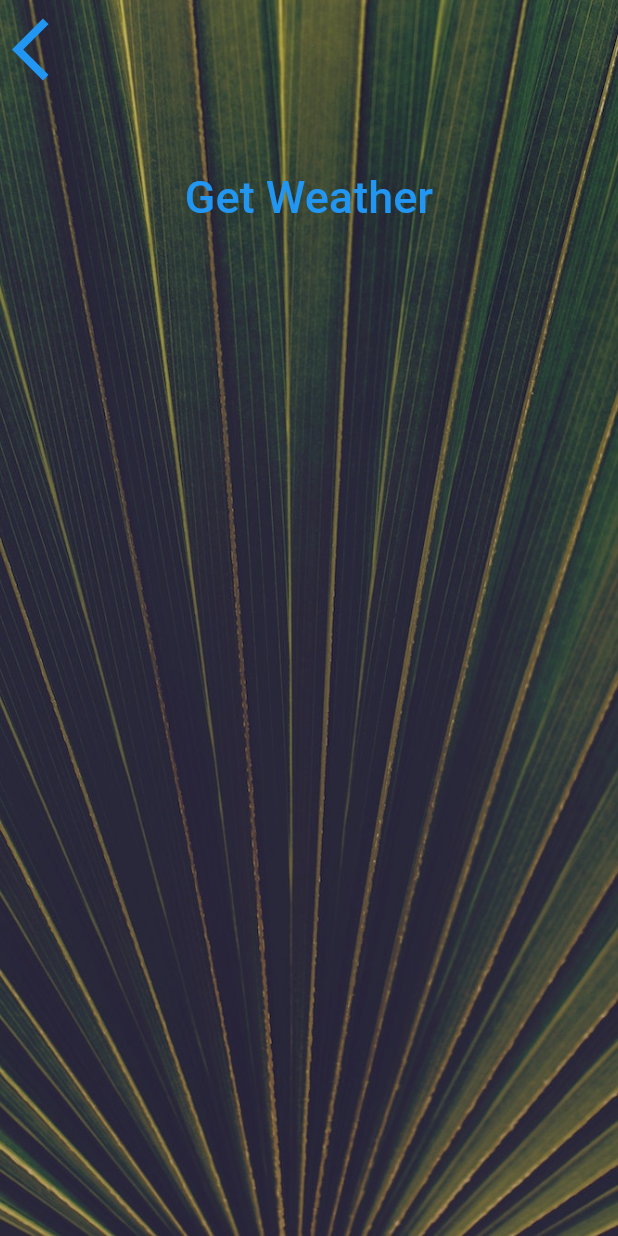
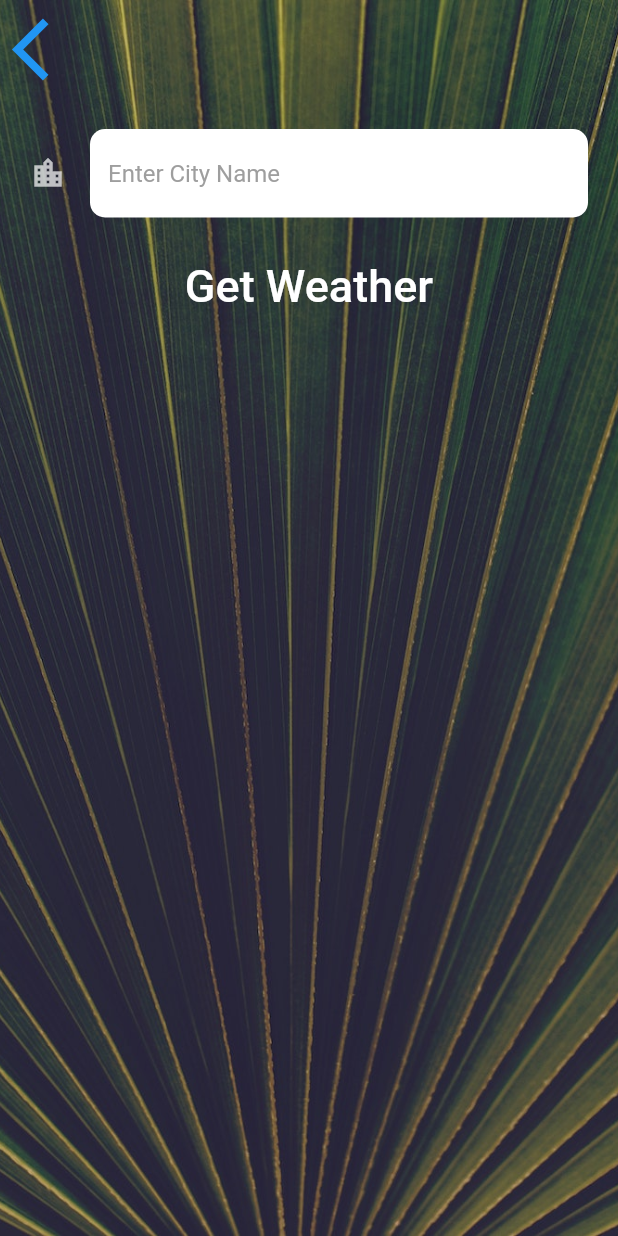
Before and after one commit to Dagmawi-Y/clima_flutter-weather-app, a Flutter app: the CityScreen screen opened directly, on a phone screen of 412 x 824 dp. Run offline on Flutter 3.47's test engine with Material 2 defaults, Android fonts, the phone set to English and light mode, and no system bars; our stand-ins replace flutter_spinkit, geolocator; Roboto replaces fonts that are missing (Spartan MB).

Commit message:
A text field added in the city screen for manual search

```diff
--- a/lib/screens/city_screen.dart
+++ b/lib/screens/city_screen.dart
@@ -24,7 +24,9 @@ class _CityScreenState extends State<CityScreen> {
               Align(
                 alignment: Alignment.topLeft,
                 child: TextButton(
-                  onPressed: () {},
+                  onPressed: () {
+                    Navigator.pop(context);
+                  },
                   child: Icon(
                     Icons.arrow_back_ios,
                     size: 50.0,
@@ -33,7 +35,15 @@ class _CityScreenState extends State<CityScreen> {
               ),
               Container(
                 padding: EdgeInsets.all(20.0),
-                child: null,
+                child: TextField(
+                  style: TextStyle(
+                    color: Colors.black,
+                  ),
+                  decoration: kTextFieldInputDecoration,
+                  onChanged: (value) {
+                    print(value);
+                  },
+                ),
               ),
               TextButton(
                 onPressed: () {},
--- a/lib/utilities/constants.dart
+++ b/lib/utilities/constants.dart
@@ -13,8 +13,23 @@ const kMessageTextStyle = TextStyle(
 const kButtonTextStyle = TextStyle(
   fontSize: 30.0,
   fontFamily: 'Spartan MB',
+  color: Colors.white,
 );
 
 const kConditionTextStyle = TextStyle(
   fontSize: 100.0,
 );
+
+const kTextFieldInputDecoration = InputDecoration(
+  filled: true,
+  fillColor: Colors.white,
+  icon: Icon(Icons.location_city_outlined),
+  hintText: 'Enter City Name',
+  hintStyle: TextStyle(color: Colors.grey),
+  border: OutlineInputBorder(
+    borderRadius: BorderRadius.all(
+      Radius.circular(10),
+    ),
+    borderSide: BorderSide.none,
+  ),
+);
```
Also changed, not shown: lib/screens/location_screen.dart (+14 -2 lines).
